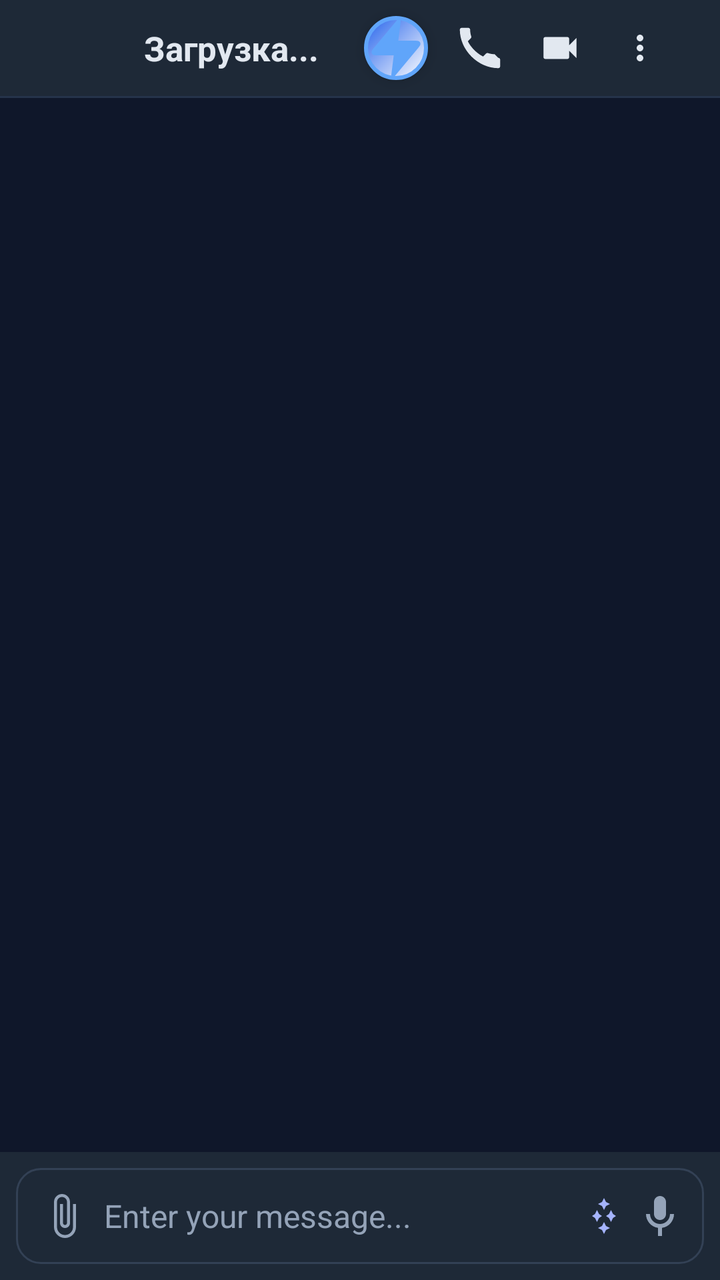
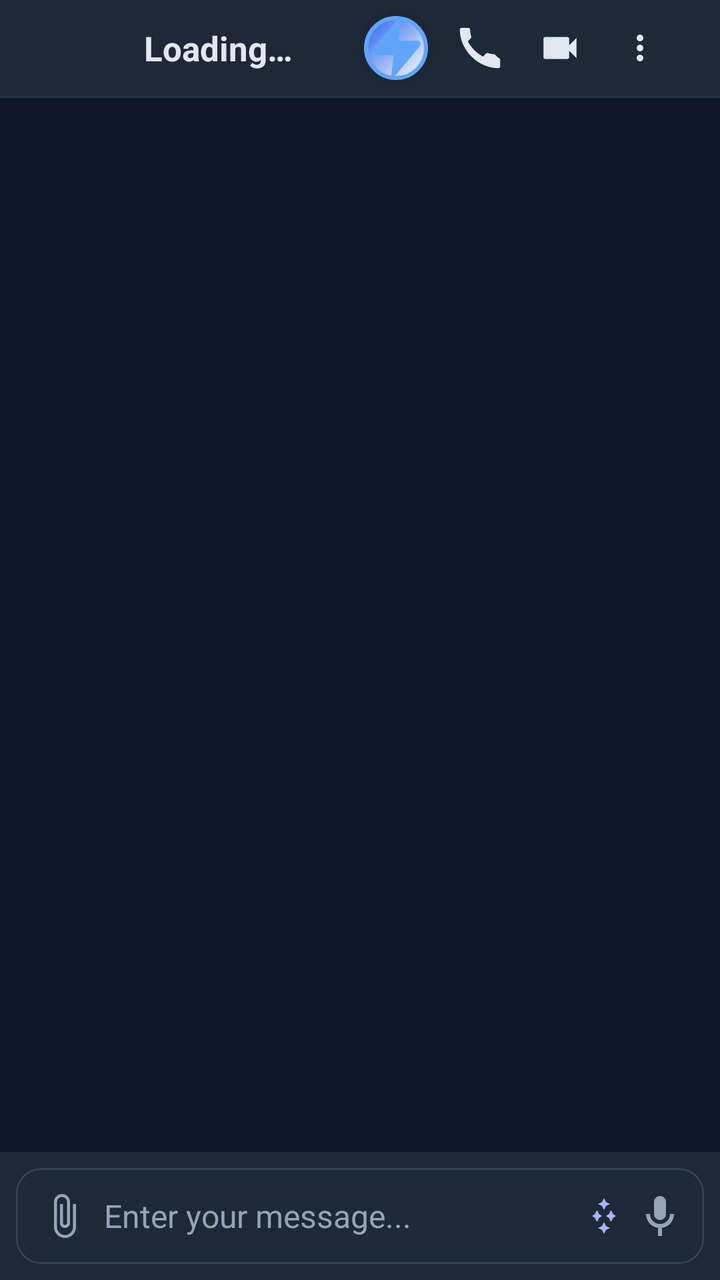

Before-and-after screenshots of an Android layout around one commit, followed by the original layout XML and the change that was made.
<!-- AndroidManifest.xml: application theme Theme.UnlimitedPossibilities12 -->
<!-- res/layout/activity_private_chat.xml -->
<?xml version="1.0" encoding="utf-8"?>
<androidx.constraintlayout.widget.ConstraintLayout
    xmlns:android="http://schemas.android.com/apk/res/android"
    xmlns:app="http://schemas.android.com/apk/res-auto"
    android:layout_width="match_parent"
    android:layout_height="match_parent"
    android:background="#0F172A">

    
    <androidx.appcompat.widget.Toolbar
        android:id="@+id/toolbar"
        android:layout_width="match_parent"
        android:layout_height="48dp"
        android:background="#1E2937"
        android:paddingStart="8dp"
        android:paddingEnd="8dp"
        android:contentInsetStart="0dp"
        android:contentInsetEnd="0dp"
        app:layout_constraintTop_toTopOf="parent"
        app:layout_constraintStart_toStartOf="parent"
        app:layout_constraintEnd_toEndOf="parent">

        <LinearLayout
            android:layout_width="match_parent"
            android:layout_height="match_parent"
            android:orientation="horizontal"
            android:gravity="center_vertical"
            android:paddingStart="12dp"
            android:paddingEnd="4dp">

            
            <FrameLayout
                android:layout_width="wrap_content"
                android:layout_height="wrap_content"
                android:layout_gravity="center_vertical"
                android:layout_marginEnd="8dp">

                <ImageView
                    android:id="@+id/partner_avatar"
                    android:layout_width="36dp"
                    android:layout_height="36dp"
                    android:scaleType="centerCrop"
                    android:contentDescription="Аватар собеседника" />

                <View
                    android:id="@+id/partner_status_dot"
                    android:layout_width="10dp"
                    android:layout_height="10dp"
                    android:layout_gravity="bottom|end"
                    android:background="@drawable/status_circle"
                    android:visibility="gone" />
            </FrameLayout>

            
            <LinearLayout
                android:layout_width="0dp"
                android:layout_height="wrap_content"
                android:layout_weight="1"
                android:orientation="vertical"
                android:gravity="start">

                <TextView
                    android:id="@+id/chat_name_text_view"
                    android:layout_width="wrap_content"
                    android:layout_height="wrap_content"
                    android:text="Загрузка..."
                    android:textSize="17sp"
                    android:textStyle="bold"
                    android:textColor="#E2E8F0"
                    android:singleLine="true"
                    android:ellipsize="end" />

                <TextView
                    android:id="@+id/chat_status_text_view"
                    android:layout_width="wrap_content"
                    android:layout_height="wrap_content"
                    android:textColor="#94A3B8"
                    android:textSize="12sp"
                    android:singleLine="true"
                    android:ellipsize="end"
                    android:visibility="gone" />

                <TextView
                    android:id="@+id/tv_typing"
                    android:layout_width="wrap_content"
                    android:layout_height="wrap_content"
                    android:layout_marginTop="0dp"
                    android:textColor="#94A3B8"
                    android:textSize="12sp"
                    android:visibility="gone"
                    android:text="печатает…" />
            </LinearLayout>

            
            <ImageView
                android:id="@+id/assistant_icon"
                android:layout_width="32dp"
                android:layout_height="32dp"
                android:layout_marginEnd="6dp"
                android:src="@drawable/ic_assistant_molnia"
                android:background="@drawable/assistant_background"
                android:foreground="@drawable/ripple_assistant"
                android:contentDescription="ИИ-Ассистент"
                android:clickable="true"
                android:focusable="true"
                android:elevation="4dp" />

            <ImageView
                android:id="@+id/toolbar_voice_call"
                android:layout_width="40dp"
                android:layout_height="40dp"
                android:padding="9dp"
                android:src="@drawable/ic_calls"
                app:tint="#E2E8F0"
                android:contentDescription="Voice call"
                android:clickable="true"
                android:focusable="true"
                android:background="?attr/selectableItemBackgroundBorderless" />

            <ImageView
                android:id="@+id/toolbar_video_call"
                android:layout_width="40dp"
                android:layout_height="40dp"
                android:padding="9dp"
                android:src="@drawable/ic_video_call"
                app:tint="#E2E8F0"
                android:contentDescription="Video call"
                android:clickable="true"
                android:focusable="true"
                android:background="?attr/selectableItemBackgroundBorderless" />

            <ImageView
                android:id="@+id/toolbar_overflow"
                android:layout_width="40dp"
                android:layout_height="40dp"
                android:padding="10dp"
                android:src="@drawable/ic_more_vert"
                app:tint="#E2E8F0"
                android:contentDescription="More"
                android:clickable="true"
                android:focusable="true"
                android:background="?attr/selectableItemBackgroundBorderless" />
        </LinearLayout>
    </androidx.appcompat.widget.Toolbar>

    
    <View
        android:id="@+id/divider"
        android:layout_width="match_parent"
        android:layout_height="1dp"
        android:background="#25334A"
        app:layout_constraintTop_toBottomOf="@id/toolbar"
        app:layout_constraintStart_toStartOf="parent"
        app:layout_constraintEnd_toEndOf="parent" />

    
    <androidx.constraintlayout.widget.ConstraintLayout
        android:id="@+id/icons_panel"
        android:visibility="gone"
        android:layout_width="match_parent"
        android:layout_height="wrap_content"
        android:paddingStart="16dp"
        android:paddingEnd="16dp"
        android:paddingTop="8dp"
        android:paddingBottom="8dp"
        android:background="#1E2937"
        android:elevation="2dp"
        app:layout_constraintTop_toBottomOf="@id/divider"
        app:layout_constraintStart_toStartOf="parent"
        app:layout_constraintEnd_toEndOf="parent">

        
        <LinearLayout
            android:id="@+id/left_block"
            android:layout_width="wrap_content"
            android:layout_height="wrap_content"
            android:orientation="horizontal"
            android:gravity="center_vertical"
            app:layout_constraintStart_toStartOf="parent"
            app:layout_constraintTop_toTopOf="parent"
            app:layout_constraintBottom_toBottomOf="parent">

            
            <LinearLayout
                android:id="@+id/tts_container"
                android:layout_width="wrap_content"
                android:layout_height="wrap_content"
                android:orientation="horizontal"
                android:gravity="center_vertical"
                android:layout_marginEnd="12dp">

                <ImageView
                    android:id="@+id/tts_icon"
                    android:layout_width="28dp"
                    android:layout_height="28dp"
                    android:src="@drawable/ic_tts"
                    app:tint="#94A3B8"
                    android:contentDescription="Text-to-Speech"
                    android:clickable="true"
                    android:focusable="true" />

                <TextView
                    android:id="@+id/tts_indicator"
                    android:layout_width="wrap_content"
                    android:layout_height="wrap_content"
                    android:text="ON"
                    android:textSize="12sp"
                    android:textColor="#67E8F9"
                    android:layout_marginStart="6dp"
                    android:visibility="gone" />
            </LinearLayout>

            
            <LinearLayout
                android:id="@+id/transcription_container"
                android:layout_width="wrap_content"
                android:layout_height="wrap_content"
                android:orientation="horizontal"
                android:gravity="center_vertical">

                <ImageView
                    android:id="@+id/transcription_icon"
                    android:layout_width="28dp"
                    android:layout_height="28dp"
                    android:src="@drawable/ic_transcription"
                    app:tint="#94A3B8"
                    android:contentDescription="Transcription"
                    android:clickable="true"
                    android:focusable="true" />

                <TextView
                    android:id="@+id/transcription_indicator"
                    android:layout_width="wrap_content"
                    android:layout_height="wrap_content"
                    android:text="ON"
                    android:textSize="12sp"
                    android:textColor="#67E8F9"
                    android:layout_marginStart="6dp"
                    android:visibility="gone" />
            </LinearLayout>
        </LinearLayout>

        
        <LinearLayout
            android:id="@+id/right_block"
            android:layout_width="wrap_content"
            android:layout_height="wrap_content"
            android:orientation="horizontal"
            android:gravity="center_vertical|end"
            app:layout_constraintEnd_toEndOf="parent"
            app:layout_constraintTop_toTopOf="parent"
            app:layout_constraintBottom_toBottomOf="parent">

            
            <LinearLayout
                android:id="@+id/spell_check_menu_layout"
                android:layout_width="wrap_content"
                android:layout_height="wrap_content"
                android:orientation="horizontal"
                android:gravity="center_vertical">

                <TextView
                    android:id="@+id/spell_check_indicator"
                    android:layout_width="wrap_content"
                    android:layout_height="wrap_content"
                    android:text="SC"
                    android:textSize="14sp"
                    android:textColor="#67E8F9"
                    android:layout_marginEnd="6dp"
                    android:visibility="gone" />

                <TextView
                    android:id="@+id/spell_check_icon"
                    android:layout_width="wrap_content"
                    android:layout_height="wrap_content"
                    android:text=""
                    android:textSize="20sp"
                    android:layout_marginTop="-2dp"
                    android:clickable="true"
                    android:focusable="true" />
            </LinearLayout>

            
            <LinearLayout
                android:id="@+id/translation_menu_layout"
                android:layout_width="wrap_content"
                android:layout_height="wrap_content"
                android:orientation="horizontal"
                android:gravity="center_vertical"
                android:layout_marginStart="12dp">

                <TextView
                    android:id="@+id/translation_indicator"
                    android:layout_width="wrap_content"
                    android:layout_height="wrap_content"
                    android:text=""
                    android:textSize="14sp"
                    android:textColor="#67E8F9"
                    android:layout_marginEnd="6dp"
                    android:visibility="gone" />

                <ImageView
                    android:id="@+id/translation_icon"
                    android:layout_width="28dp"
                    android:layout_height="28dp"
                    android:src="@drawable/ic_globe"
                    app:tint="#94A3B8"
                    android:contentDescription="Translate"
                    android:clickable="true"
                    android:focusable="true" />
            </LinearLayout>
        </LinearLayout>
    </androidx.constraintlayout.widget.ConstraintLayout>

    
    <androidx.recyclerview.widget.RecyclerView
        android:id="@+id/message_list"
        android:layout_width="match_parent"
        android:layout_height="0dp"
        android:scrollbars="vertical"
        android:padding="8dp"
        android:background="#0F172A"
        android:clipToPadding="false"
        app:layout_constraintTop_toBottomOf="@id/icons_panel"
        app:layout_constraintBottom_toTopOf="@id/input_container"
        app:layout_constraintStart_toStartOf="parent"
        app:layout_constraintEnd_toEndOf="parent" />

    
    <LinearLayout
        android:id="@+id/input_container"
        android:layout_width="match_parent"
        android:layout_height="wrap_content"
        android:orientation="vertical"
        android:background="#1E2937"
        android:padding="8dp"
        android:elevation="4dp"
        app:layout_constraintBottom_toBottomOf="parent"
        app:layout_constraintStart_toStartOf="parent"
        app:layout_constraintEnd_toEndOf="parent">

        
        <TextView
            android:id="@+id/attached_file_text_view"
            android:layout_width="match_parent"
            android:layout_height="wrap_content"
            android:padding="8dp"
            android:textSize="14sp"
            android:textColor="#E2E8F0"
            android:background="#334155"
            android:visibility="gone"
            android:layout_marginBottom="4dp"
            android:drawableEnd="@android:drawable/ic_menu_close_clear_cancel"
            android:drawableTint="#FF6B6B"
            android:drawablePadding="8dp"
            android:gravity="center_vertical" />

        
        <RelativeLayout
            android:layout_width="match_parent"
            android:layout_height="wrap_content">

            <EditText
                android:id="@+id/input_message"
                android:layout_width="match_parent"
                android:layout_height="wrap_content"
                android:hint="Enter your message..."
                android:minHeight="48dp"
                android:padding="12dp"
                android:paddingStart="12dp"
                android:paddingEnd="64dp"
                android:background="@drawable/edit_text_dark_background"
                android:textSize="16sp"
                android:textColor="#E2E8F0"
                android:textColorHint="#94A3B8"
                android:drawableStart="@drawable/ic_attachment"
                android:drawableTint="#94A3B8"
                android:drawablePadding="8dp" />

            
            <ImageView
                android:id="@+id/ai_assist_icon"
                android:layout_width="28dp"
                android:layout_height="28dp"
                android:src="@drawable/ic_ai_sparkle"
                app:tint="#A5B4FC"
                android:scaleType="centerInside"
                android:layout_alignParentEnd="true"
                android:layout_centerVertical="true"
                android:layout_marginEnd="36dp"
                android:contentDescription="AI Assistant"
                android:clickable="true"
                android:focusable="true" />

            
            <ImageView
                android:id="@+id/mic_icon"
                android:layout_width="28dp"
                android:layout_height="28dp"
                android:src="@drawable/ic_mic"
                app:tint="#94A3B8"
                android:scaleType="centerInside"
                android:layout_alignParentEnd="true"
                android:layout_centerVertical="true"
                android:layout_marginEnd="8dp"
                android:contentDescription="Record Audio"
                android:clickable="true"
                android:focusable="true" />

            
            <ImageView
                android:id="@+id/send_icon"
                android:layout_width="32dp"
                android:layout_height="32dp"
                android:src="@drawable/ic_send"
                app:tint="#67E8F9"
                android:scaleType="centerInside"
                android:layout_alignParentEnd="true"
                android:layout_centerVertical="true"
                android:layout_marginEnd="8dp"
                android:visibility="gone"
                android:contentDescription="Send Message"
                android:clickable="true"
                android:focusable="true"
                android:background="?android:attr/selectableItemBackgroundBorderless" />
        </RelativeLayout>
    </LinearLayout>
</androidx.constraintlayout.widget.ConstraintLayout>
<!-- resources referenced by this layout -->
<resources>
  <!-- drawable assistant_background (drawable) -->
  <?xml version="1.0" encoding="utf-8"?>
  <shape xmlns:android="http://schemas.android.com/apk/res/android"
      android:shape="oval">
  
      <gradient
          android:startColor="#FFFFFF"
          android:endColor="#2563EB"
          android:angle="135" />
  
      <stroke
          android:width="2dp"
          android:color="#60A5FA" />
  
  </shape>
  <!-- drawable edit_text_dark_background (drawable) -->
  <?xml version="1.0" encoding="utf-8"?>
  <shape xmlns:android="http://schemas.android.com/apk/res/android">
      <solid android:color="#1E2937" />
      <stroke android:width="1dp" android:color="#334155" />
      <corners android:radius="12dp" />
  </shape>
  <!-- drawable ic_mic (drawable) -->
  <vector xmlns:android="http://schemas.android.com/apk/res/android"
      android:width="24dp"
      android:height="24dp"
      android:viewportWidth="24"
      android:viewportHeight="24">
      <path
          android:fillColor="#000000"
          android:pathData="M12,14c1.66,0 3,-1.34 3,-3V5c0,-1.66 -1.34,-3 -3,-3S9,3.34 9,5v6c0,1.66 1.34,3 3,3zM17,11c0,2.76 -2.24,5 -5,5s-5,-2.24 -5,-5H5c0,3.53 2.61,6.47 6,6.93V22h2v-4.07c3.39,-0.46 6,-3.4 6,-6.93h-2z"/>
  </vector>
  <!-- drawable ic_more_vert (drawable) -->
  <vector xmlns:android="http://schemas.android.com/apk/res/android"
      android:width="24dp"
      android:height="24dp"
      android:viewportWidth="24"
      android:viewportHeight="24">
      <path
          android:fillColor="#FFFFFF"
          android:pathData="M12,8c1.1,0 2,-0.9 2,-2s-0.9,-2 -2,-2 -2,0.9 -2,2 0.9,2 2,2zM12,10c-1.1,0 -2,0.9 -2,2s0.9,2 2,2 2,-0.9 2,-2 -0.9,-2 -2,-2zM12,16c-1.1,0 -2,0.9 -2,2s0.9,2 2,2 2,-0.9 2,-2 -0.9,-2 -2,-2z"/>
  </vector>
  <!-- drawable ic_send (drawable) -->
  <vector xmlns:android="http://schemas.android.com/apk/res/android"
      android:width="24dp"
      android:height="24dp"
      android:viewportWidth="24"
      android:viewportHeight="24">
      <path
          android:fillColor="#0288D1"
          android:pathData="M2.01,21L23,12 2.01,3 2,10l15,2 -15,2z"/>
  </vector>
  <!-- drawable ic_transcription (drawable) -->
  <vector xmlns:android="http://schemas.android.com/apk/res/android"
      android:width="24dp"
      android:height="24dp"
      android:viewportWidth="24"
      android:viewportHeight="24">
      <path
          android:fillColor="#757575"
          android:pathData="M19,4H5C3.89,4 3,4.9 3,6v12c0,1.1 0.89,2 2,2h14c1.1,0 2-0.9 2-2V6C21,4.9 20.1,4 19,4zM12,15H9v-2h3V15zM15,11H9V9h6V11zM15,7H9V5h6V7z"/>
  </vector>
  <!-- drawable ic_video_call (drawable) -->
  <vector xmlns:android="http://schemas.android.com/apk/res/android"
      android:width="24dp"
      android:height="24dp"
      android:viewportWidth="24"
      android:viewportHeight="24">
      <path
          android:fillColor="#000000"
          android:pathData="M17,10.5V7c0-0.55-0.45-1-1-1H4c-0.55,0-1,0.45-1,1v10c0,0.55,0.45,1,1,1h12c0.55,0,1-0.45,1-1v-3.5l4,4v-11l-4,4z"/>
  </vector>
  <!-- drawable ripple_assistant (drawable) -->
  <?xml version="1.0" encoding="utf-8"?>
  <ripple xmlns:android="http://schemas.android.com/apk/res/android"
      android:color="#60A5FA">  
  
      
      <item android:id="@android:id/mask">
          <shape android:shape="oval">
              <solid android:color="#FFFFFF" />  
          </shape>
      </item>
  
  </ripple>
  <!-- drawable status_circle (drawable) -->
  <shape xmlns:android="http://schemas.android.com/apk/res/android"
      android:shape="oval">
      <solid android:color="#00FF00" /> 
      <size android:width="10dp" android:height="10dp" />
  </shape>
  <style name="Theme.UnlimitedPossibilities12" parent="Base.Theme.UnlimitedPossibilities12" />
  <style name="Base.Theme.UnlimitedPossibilities12" parent="Theme.Material3.DayNight.NoActionBar">
          
          
      </style>
  <!-- unchanged entries left out for length: 6 -->
</resources>

<!-- the commit's change to res/layout/activity_private_chat.xml (unified diff, before → after) -->
@@ -63,7 +63,7 @@
                     android:id="@+id/chat_name_text_view"
                     android:layout_width="wrap_content"
                     android:layout_height="wrap_content"
-                    android:text="Загрузка..."
+                    android:text="Loading…"
                     android:textSize="17sp"
                     android:textStyle="bold"
                     android:textColor="#E2E8F0"
